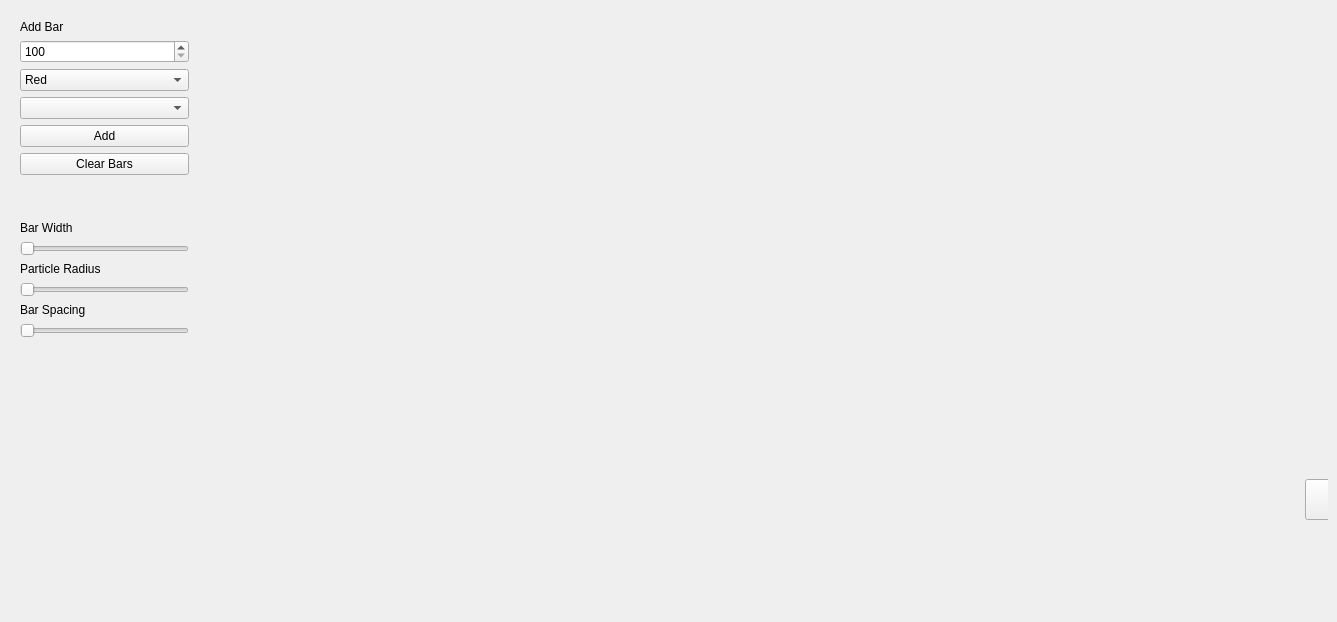
First picture: the form in talespin/mainwindow.ui, repository kayson/talespin, before the edit.
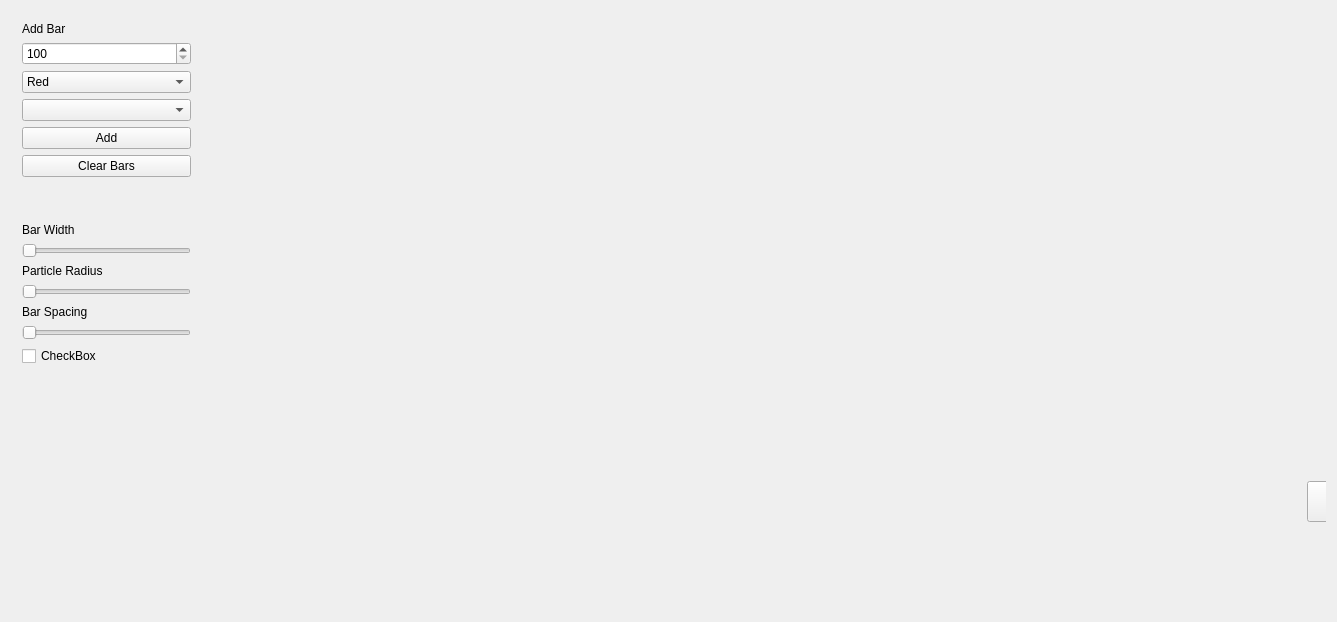
Second picture: the form after the edit. Custom widgets are drawn as their Qt base class.

Commit message: Added grid class

The edit to the form file:
```diff
--- a/talespin/mainwindow.ui
+++ b/talespin/mainwindow.ui
@@ -42,12 +42,6 @@
     <bool>false</bool>
    </property>
    <layout class="QHBoxLayout" name="horizontalLayout">
-    <property name="spacing">
-     <number>6</number>
-    </property>
-    <property name="margin">
-     <number>9</number>
-    </property>
     <item>
      <widget class="QWidget" name="widget" native="true">
       <property name="sizePolicy">
@@ -246,6 +240,13 @@
           </property>
          </widget>
         </item>
+        <item>
+         <widget class="QCheckBox" name="checkBox">
+          <property name="text">
+           <string>CheckBox</string>
+          </property>
+         </widget>
+        </item>
         <item>
          <spacer name="verticalSpacer">
           <property name="orientation">
```
Left out of the diff: 61 changed lines with no effect on the pictures. The commit also changes 11 other files.
